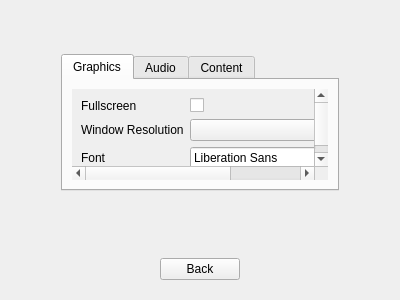
Above: src/SettingsScreen.ui from RemotelyChaotic/JOIPEngine before the change. Below: the same form after it.
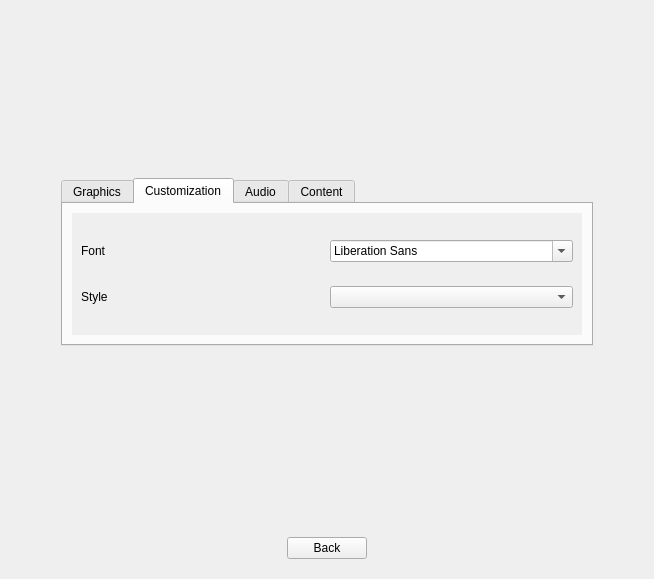
That is the form after the change. The open tabs and pages were chosen to show the change. Custom widgets are drawn as their Qt base class.

Commit message: Styles/Icons can be configured fully via Stylesheet

The edit to the form file:
```diff
--- a/src/SettingsScreen.ui
+++ b/src/SettingsScreen.ui
@@ -6,8 +6,8 @@
    <rect>
     <x>0</x>
     <y>0</y>
-    <width>400</width>
-    <height>300</height>
+    <width>654</width>
+    <height>579</height>
    </rect>
   </property>
   <property name="windowTitle">
@@ -145,9 +145,9 @@
           <property name="geometry">
            <rect>
             <x>0</x>
-            <y>-24</y>
-            <width>305</width>
-            <height>89</height>
+            <y>0</y>
+            <width>514</width>
+            <height>114</height>
            </rect>
           </property>
           <layout class="QGridLayout" name="gridLayout_5">
@@ -181,16 +181,61 @@
            <item row="1" column="1">
             <widget class="QComboBox" name="pResolutionComboBox"/>
            </item>
-           <item row="2" column="0">
+          </layout>
+         </widget>
+        </widget>
+       </item>
+      </layout>
+     </widget>
+     <widget class="QWidget" name="tab_3">
+      <attribute name="title">
+       <string>Customization</string>
+      </attribute>
+      <layout class="QGridLayout" name="gridLayout_6">
+       <item row="0" column="0" colspan="2">
+        <widget class="QScrollArea" name="scrollArea_2">
+         <property name="frameShape">
+          <enum>QFrame::NoFrame</enum>
+         </property>
+         <property name="frameShadow">
+          <enum>QFrame::Plain</enum>
+         </property>
+         <property name="lineWidth">
+          <number>0</number>
+         </property>
+         <property name="widgetResizable">
+          <bool>true</bool>
+         </property>
+         <widget class="QWidget" name="scrollAreaWidgetContents_2">
+          <property name="geometry">
+           <rect>
+            <x>0</x>
+            <y>0</y>
+            <width>514</width>
+            <height>114</height>
+           </rect>
+          </property>
+          <layout class="QGridLayout" name="gridLayout_7">
+           <item row="0" column="0">
             <widget class="QLabel" name="label_6">
              <property name="text">
               <string>Font</string>
              </property>
             </widget>
            </item>
-           <item row="2" column="1">
+           <item row="0" column="1">
             <widget class="QFontComboBox" name="pFontComboBox"/>
            </item>
+           <item row="1" column="0">
+            <widget class="QLabel" name="label_7">
+             <property name="text">
+              <string>Style</string>
+             </property>
+            </widget>
+           </item>
+           <item row="1" column="1">
+            <widget class="QComboBox" name="pStyleComboBox"/>
+           </item>
           </layout>
          </widget>
         </widget>
```
Left out of the diff: 18 changed lines with no effect on the pictures. The commit also changes 21 other files.
